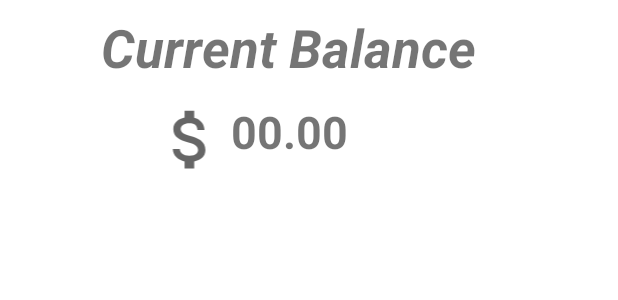
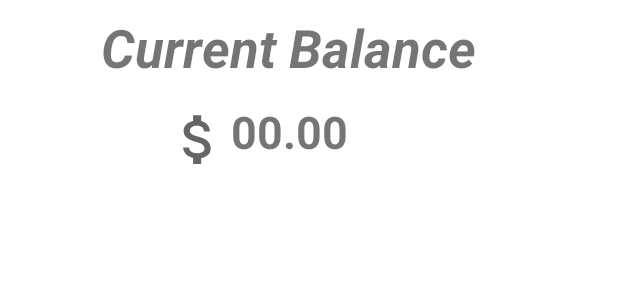
Before and after one commit to Vishal0311/Expense-Tracker, an Android app: the layout fragment_main.xml on its own in the app's theme, with its tools: preview values and no code run, on a phone screen of 412 x 824 dp. Shown: the part 394-694 px from the top of the screen. Run offline under Robolectric (Android 15) with nearby library versions, the phone set to English and light mode, and no system bars; plain views replace SpinKitView.

```diff
--- a/app/src/main/res/layout/fragment_main.xml
+++ b/app/src/main/res/layout/fragment_main.xml
@@ -51,16 +51,15 @@
         app:layout_constraintVertical_bias="0.38" />
 
     <ImageView
-
-        android:layout_width="53dp"
+        android:id="@+id/imageView2"
+        android:layout_width="43dp"
         android:layout_height="51dp"
         android:layout_marginTop="12dp"
         android:src="@drawable/ic_income"
         app:layout_constraintEnd_toStartOf="@+id/balance"
         app:layout_constraintHorizontal_bias="1.0"
         app:layout_constraintStart_toStartOf="parent"
-        app:layout_constraintTop_toBottomOf="@+id/currBal"
-        app:srcCompat="@drawable/rupeespng" />
+        app:layout_constraintTop_toBottomOf="@+id/currBal" />
 
     <TextView
         android:id="@+id/balance"
```
